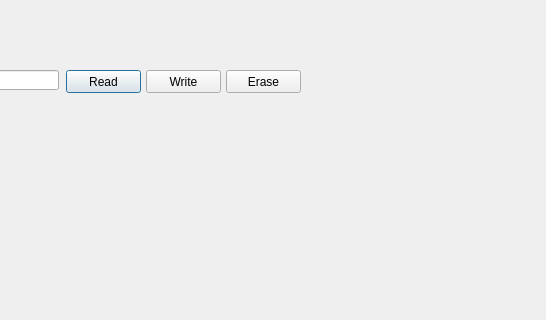
This is dialog.ui in Grovety/EepromWorker as Qt 5 draws it before an edit; both pictures show x 254 to 800 and y 0 to 320 of the 800 by 600 pixel window. The edited form follows.
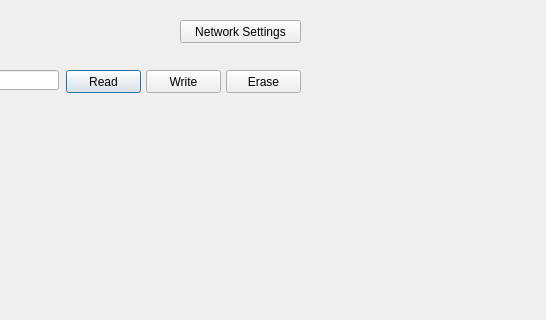
This is the edited form. Custom widgets are drawn as their Qt base class.

Patch:
```diff
--- a/dialog.ui
+++ b/dialog.ui
@@ -127,6 +127,19 @@
     <string>Erase</string>
    </property>
   </widget>
+  <widget class="QPushButton" name="m_btnEditNetworkSettings">
+   <property name="geometry">
+    <rect>
+     <x>434</x>
+     <y>20</y>
+     <width>121</width>
+     <height>23</height>
+    </rect>
+   </property>
+   <property name="text">
+    <string>Network Settings</string>
+   </property>
+  </widget>
  </widget>
  <customwidgets>
   <customwidget>
```
